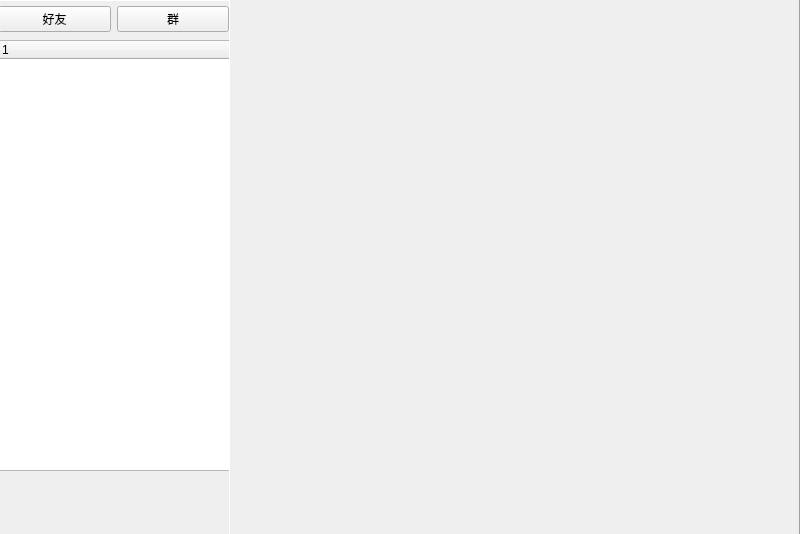
Qt form WexChat-client/friendswindow.ui (xingyuwang1123/WexChat-client-) before a commit.
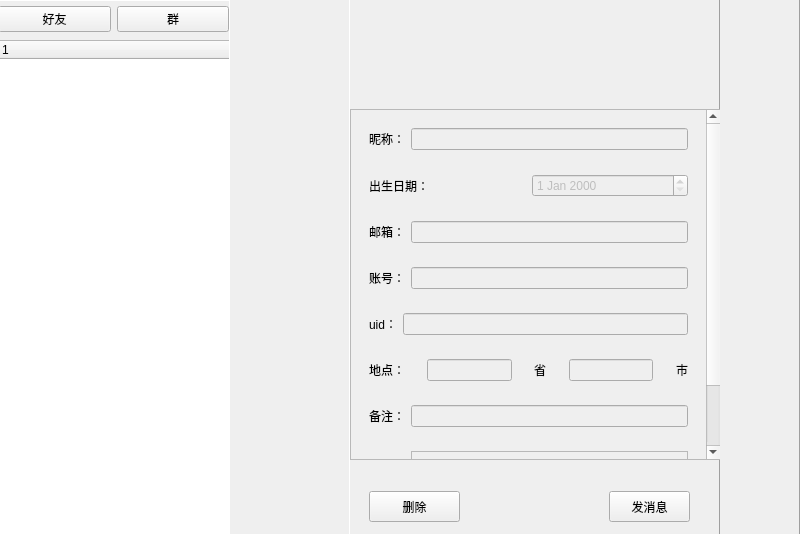
The same form after that commit. Icons and pictures are not drawn.

```diff
--- a/WexChat-client/friendswindow.ui
+++ b/WexChat-client/friendswindow.ui
@@ -63,7 +63,7 @@
       <x>0</x>
       <y>40</y>
       <width>231</width>
-      <height>431</height>
+      <height>501</height>
      </rect>
     </property>
     <property name="columnCount">
@@ -75,10 +75,339 @@
      </property>
     </column>
    </widget>
+  </widget>
+  <widget class="QFrame" name="frame_2">
+   <property name="geometry">
+    <rect>
+     <x>229</x>
+     <y>-1</y>
+     <width>571</width>
+     <height>541</height>
+    </rect>
+   </property>
+   <property name="frameShape">
+    <enum>QFrame::Panel</enum>
+   </property>
+   <property name="frameShadow">
+    <enum>QFrame::Raised</enum>
+   </property>
+   <widget class="QFrame" name="friendInfoFrame">
+    <property name="geometry">
+     <rect>
+      <x>120</x>
+      <y>0</y>
+      <width>371</width>
+      <height>541</height>
+     </rect>
+    </property>
+    <property name="frameShape">
+     <enum>QFrame::Panel</enum>
+    </property>
+    <property name="frameShadow">
+     <enum>QFrame::Raised</enum>
+    </property>
+    <widget class="QLabel" name="headerlabel">
+     <property name="geometry">
+      <rect>
+       <x>140</x>
+       <y>20</y>
+       <width>71</width>
+       <height>61</height>
+      </rect>
+     </property>
+     <property name="text">
+      <string/>
+     </property>
+    </widget>
+    <widget class="QPushButton" name="pushButton">
+     <property name="geometry">
+      <rect>
+       <x>20</x>
+       <y>492</y>
+       <width>91</width>
+       <height>31</height>
+      </rect>
+     </property>
+     <property name="text">
+      <string>删除</string>
+     </property>
+    </widget>
+    <widget class="QPushButton" name="pushButton_2">
+     <property name="geometry">
+      <rect>
+       <x>260</x>
+       <y>492</y>
+       <width>81</width>
+       <height>31</height>
+      </rect>
+     </property>
+     <property name="text">
+      <string>发消息</string>
+     </property>
+    </widget>
+    <widget class="QScrollArea" name="scrollArea">
+     <property name="geometry">
+      <rect>
+       <x>1</x>
+       <y>110</y>
+       <width>371</width>
+       <height>351</height>
+      </rect>
+     </property>
+     <property name="widgetResizable">
+      <bool>true</bool>
+     </property>
+     <widget class="QWidget" name="scrollAreaWidgetContents">
+      <property name="geometry">
+       <rect>
+        <x>0</x>
+        <y>0</y>
+        <width>352</width>
+        <height>415</height>
+       </rect>
+      </property>
+      <layout class="QVBoxLayout" name="verticalLayout">
+       <item>
+        <widget class="QWidget" name="widget_3" native="true">
+         <layout class="QHBoxLayout" name="horizontalLayout_2">
+          <item>
+           <widget class="QLabel" name="label_2">
+            <property name="text">
+             <string>昵称：</string>
+            </property>
+           </widget>
+          </item>
+          <item>
+           <widget class="QLineEdit" name="nicknameEdit">
+            <property name="enabled">
+             <bool>false</bool>
+            </property>
+           </widget>
+          </item>
+         </layout>
+        </widget>
+       </item>
+       <item>
+        <widget class="QWidget" name="widget_4" native="true">
+         <layout class="QHBoxLayout" name="horizontalLayout_3">
+          <item>
+           <widget class="QLabel" name="label_3">
+            <property name="text">
+             <string>出生日期：</string>
+            </property>
+           </widget>
+          </item>
+          <item>
+           <widget class="QDateEdit" name="birthtimeEdit">
+            <property name="enabled">
+             <bool>false</bool>
+            </property>
+           </widget>
+          </item>
+         </layout>
+        </widget>
+       </item>
+       <item>
+        <widget class="QWidget" name="widget_5" native="true">
+         <layout class="QHBoxLayout" name="horizontalLayout_4">
+          <item>
+           <widget class="QLabel" name="label_4">
+            <property name="text">
+             <string>邮箱：</string>
+            </property>
+           </widget>
+          </item>
+          <item>
+           <widget class="QLineEdit" name="mailEdit">
+            <property name="enabled">
+             <bool>false</bool>
+            </property>
+           </widget>
+          </item>
+         </layout>
+        </widget>
+       </item>
+       <item>
+        <widget class="QWidget" name="widget_6" native="true">
+         <layout class="QHBoxLayout" name="horizontalLayout_5">
+          <item>
+           <widget class="QLabel" name="label_5">
+            <property name="text">
+             <string>账号：</string>
+            </property>
+           </widget>
+          </item>
+          <item>
+           <widget class="QLineEdit" name="usernameEdit">
+            <property name="enabled">
+             <bool>false</bool>
+            </property>
+           </widget>
+          </item>
+         </layout>
+        </widget>
+       </item>
+       <item>
+        <widget class="QWidget" name="widget_8" native="true">
+         <layout class="QHBoxLayout" name="horizontalLayout_7">
+          <item>
+           <widget class="QLabel" name="label_7">
+            <property name="text">
+             <string>uid：</string>
+            </property>
+           </widget>
+          </item>
+          <item>
+           <widget class="QLineEdit" name="uidEdit">
+            <property name="enabled">
+             <bool>false</bool>
+            </property>
+           </widget>
+          </item>
+         </layout>
+        </widget>
+       </item>
+       <item>
+        <widget class="QWidget" name="widget_7" native="true">
+         <layout class="QHBoxLayout" name="horizontalLayout_6">
+          <item>
+           <widget class="QLabel" name="label_6">
+            <property name="text">
+             <string>地点：</string>
+            </property>
+           </widget>
+          </item>
+          <item>
+           <spacer name="horizontalSpacer">
+            <property name="orientation">
+             <enum>Qt::Horizontal</enum>
+            </property>
+            <property name="sizeHint" stdset="0">
+             <size>
+              <width>40</width>
+              <height>20</height>
+             </size>
+            </property>
+           </spacer>
+          </item>
+          <item>
+           <widget class="QLineEdit" name="provinceEdit">
+            <property name="enabled">
+             <bool>false</bool>
+            </property>
+           </widget>
+          </item>
+          <item>
+           <spacer name="horizontalSpacer_2">
+            <property name="orientation">
+             <enum>Qt::Horizontal</enum>
+            </property>
+            <property name="sizeHint" stdset="0">
+             <size>
+              <width>40</width>
+              <height>20</height>
+             </size>
+            </property>
+           </spacer>
+          </item>
+          <item>
+           <widget class="QLabel" name="label_10">
+            <property name="text">
+             <string>省</string>
+            </property>
+           </widget>
+          </item>
+          <item>
+           <spacer name="horizontalSpacer_4">
+            <property name="orientation">
+             <enum>Qt::Horizontal</enum>
+            </property>
+            <property name="sizeHint" stdset="0">
+             <size>
+              <width>40</width>
+              <height>20</height>
+             </size>
+            </property>
+           </spacer>
+          </item>
+          <item>
+           <widget class="QLineEdit" name="cityEdit">
+            <property name="enabled">
+             <bool>false</bool>
+            </property>
+           </widget>
+          </item>
+          <item>
+           <spacer name="horizontalSpacer_3">
+            <property name="orientation">
+             <enum>Qt::Horizontal</enum>
+            </property>
+            <property name="sizeHint" stdset="0">
+             <size>
+              <width>40</width>
+              <height>20</height>
+             </size>
+            </property>
+           </spacer>
+          </item>
+          <item>
+           <widget class="QLabel" name="label_11">
+            <property name="text">
+             <string>市</string>
+            </property>
+           </widget>
+          </item>
+         </layout>
+        </widget>
+       </item>
+       <item>
+        <widget class="QWidget" name="widget_10" native="true">
+         <layout class="QHBoxLayout" name="horizontalLayout_9">
+          <item>
+           <widget class="QLabel" name="label_9">
+            <property name="text">
+             <string>备注：</string>
+            </property>
+           </widget>
+          </item>
+          <item>
+           <widget class="QLineEdit" name="noteEdit">
+            <property name="enabled">
+             <bool>false</bool>
+            </property>
+           </widget>
+          </item>
+         </layout>
+        </widget>
+       </item>
+       <item>
+        <widget class="QWidget" name="widget_9" native="true">
+         <layout class="QHBoxLayout" name="horizontalLayout_8">
+          <item>
+           <widget class="QLabel" name="label_8">
+            <property name="text">
+             <string>简介：</string>
+            </property>
+           </widget>
+          </item>
+          <item>
+           <widget class="QTextBrowser" name="introBrowser">
+            <property name="enabled">
+             <bool>false</bool>
+            </property>
+           </widget>
+          </item>
+         </layout>
+        </widget>
+       </item>
+      </layout>
+     </widget>
+    </widget>
+   </widget>
    <widget class="QPushButton" name="addButton">
     <property name="geometry">
      <rect>
-      <x>180</x>
+      <x>10</x>
       <y>480</y>
       <width>51</width>
       <height>41</height>
```
Left out of the diff: 16 changed lines with no effect on the pictures.
